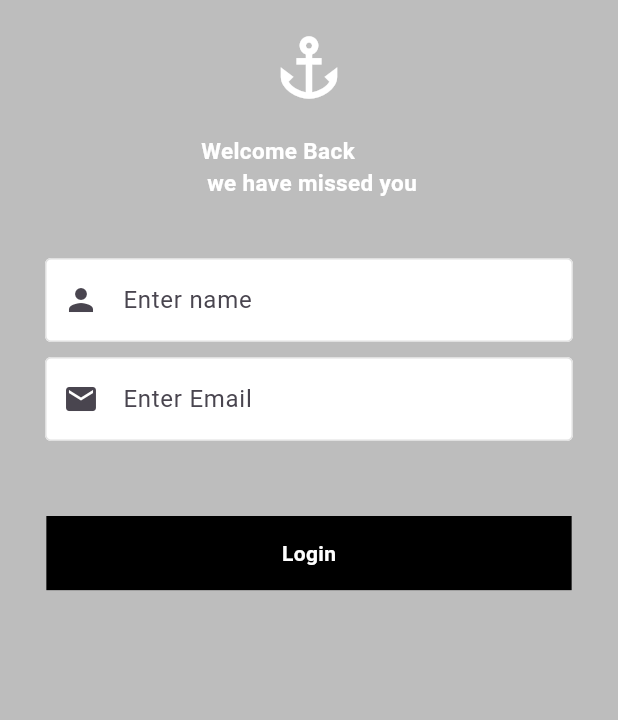
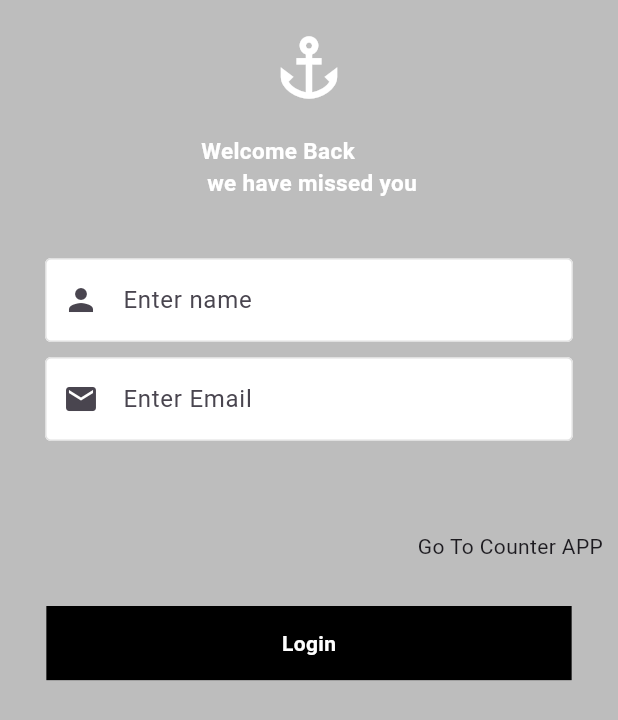
Before and after one commit to jonget-muhabaw/flutter-class, a Flutter app: the screen it shows after launch, on a phone screen of 412 x 824 dp. Shown: the top 720 px of the screen. Run offline on Flutter 3.47's test engine with Material 3 defaults, Android fonts, the phone set to English and light mode, and no system bars; missing offline and left inert: expressions.

Commit message:
feat: add counter and todo provider

```diff
--- a/lib/components/screens/login_screen.dart
+++ b/lib/components/screens/login_screen.dart
@@ -1,15 +1,9 @@
-import 'package:class_one/components/screens/my_button.dart';
 import 'package:class_one/components/screens/my_form.dart';
 import 'package:flutter/material.dart';
 
-class LoginScreen extends StatefulWidget {
-  const LoginScreen({super.key});
+class LoginScreen extends StatelessWidget {
+  LoginScreen({super.key});
 
-  @override
-  State<LoginScreen> createState() => _LoginScreenState();
-}
-
-class _LoginScreenState extends State<LoginScreen> {
   final _formKey = GlobalKey<FormState>();
 
   @override
@@ -74,7 +68,20 @@ class _LoginScreenState extends State<LoginScreen> {
                     Navigator.pushNamed(context, "/home");
                   }
                 },
-                child: Container(
+                child: Column(
+                  spacing: 20,
+                  children: [
+                    Container(
+                      padding: const EdgeInsets.all(10),
+                      alignment: Alignment.centerRight,
+                      child: GestureDetector(
+                        onTap: () {
+                          Navigator.pushNamed(context, '/counter');
+                        },
+                        child: const Text("Go To Counter APP"),
+                      ),
+                    ),
+                    Container(
                       color: Colors.black,
                       height: MediaQuery.of(context).size.height * 0.06,
                       width: MediaQuery.of(context).size.width * 0.85,
@@ -87,6 +94,8 @@ class _LoginScreenState extends State<LoginScreen> {
                               fontWeight: FontWeight.bold),
                         ),
                       ),
+                    ),
+                  ],
                 ))
           ],
         ),
--- a/lib/components/screens/my_form.dart
+++ b/lib/components/screens/my_form.dart
@@ -4,11 +4,18 @@ class MyForm extends StatelessWidget {
   final String hintText;
   final bool obscureText;
   final Widget icon;
-  const MyForm({super.key, required this.hintText, required this.obscureText, required this.icon});
+  final TextEditingController? todoController;
+  const MyForm(
+      {super.key,
+      required this.hintText,
+      required this.obscureText,
+      required this.icon,
+      this.todoController});
 
   @override
   Widget build(BuildContext context) {
     return TextFormField(
+        controller: todoController,
         obscureText: obscureText,
         decoration: InputDecoration(
             prefixIcon: icon,
@@ -27,3 +34,12 @@ class MyForm extends StatelessWidget {
         });
   }
 }
+// class ValidationProvider extends ChangeNotifier{
+//   String _validate='';
+//   get validate=>_validate;
+
+//   isFormValid(){
+//     if(!va)
+//   }
+
+// }
--- a/lib/main.dart
+++ b/lib/main.dart
@@ -1,10 +1,21 @@
+import 'package:class_one/components/screens/counter_screen.dart';
 import 'package:class_one/components/screens/gridview_screen.dart';
 import 'package:class_one/components/screens/listview_screen.dart';
 import 'package:class_one/components/screens/login_screen.dart';
+import 'package:class_one/components/screens/todos/todos.dart';
+import 'package:class_one/components/screens/todos/todos_screen.dart';
+import 'package:class_one/provider/counter_provider.dart';
 import 'package:flutter/material.dart';
+import 'package:provider/provider.dart';
 
 void main() {
-  runApp(const MyApp());
+  runApp(MultiProvider(
+    providers: [
+      ChangeNotifierProvider(create: (context) => CounterProvider()),
+      ChangeNotifierProvider(create: (context) => TodosProvider()),
+    ],
+    child: MyApp(),
+  ));
 }
 
 class MyApp extends StatelessWidget {
@@ -15,9 +26,11 @@ class MyApp extends StatelessWidget {
     return MaterialApp(
       initialRoute: '/',
       routes: {
-        '/': (context) => const LoginScreen(),
+        '/': (context) => LoginScreen(),
         '/home': (context) => GridviewScreen(),
         '/detail': (context) => ListviewScreen(),
+        '/addTodo': (context) => TodosScreen(),
+        '/counter': (context) => const MyCounter()
       },
       debugShowCheckedModeBanner: false,
     );
```
Also changed, not shown: lib/components/screens/counter_screen.dart (added, +23 -0 lines), lib/components/screens/gridview_screen.dart (+8 -0 lines), lib/components/screens/todos/todos.dart (added, +14 -0 lines), lib/components/screens/todos/todos_screen.dart (added, +82 -0 lines), lib/provider/counter_provider.dart (added, +16 -0 lines), 1 other file. Lines whose indentation alone changed are shown as unchanged.
